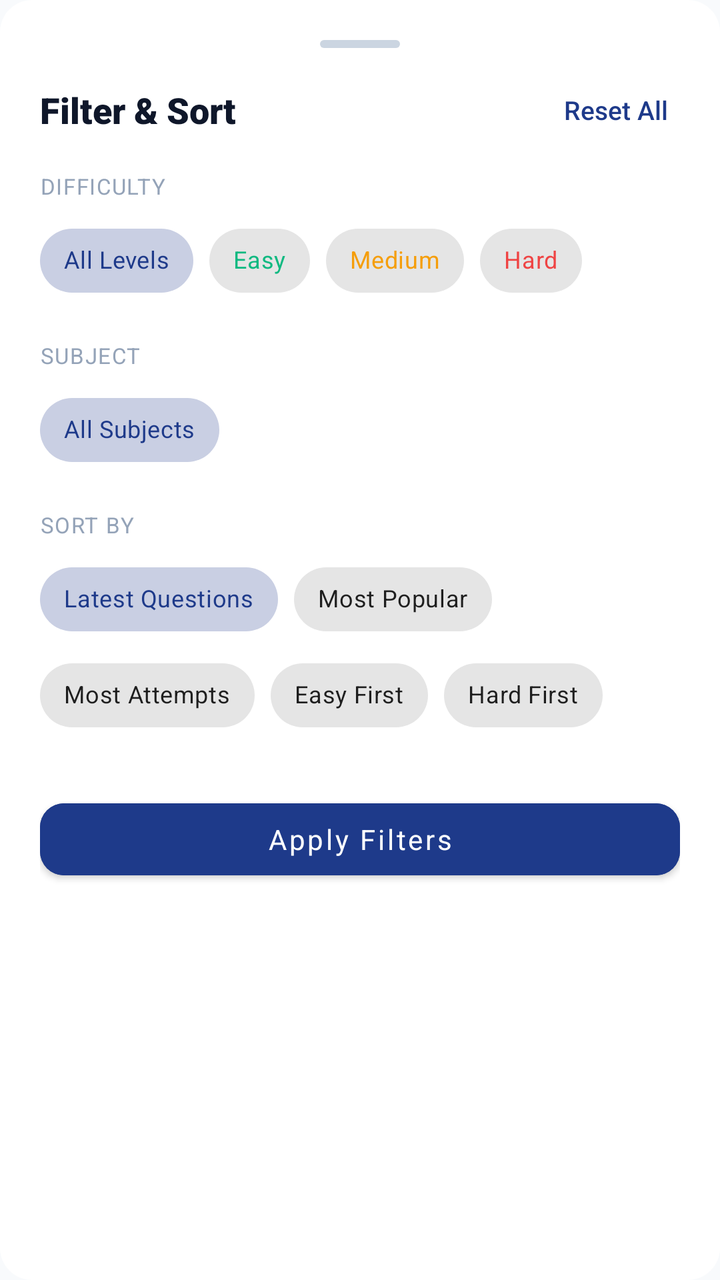
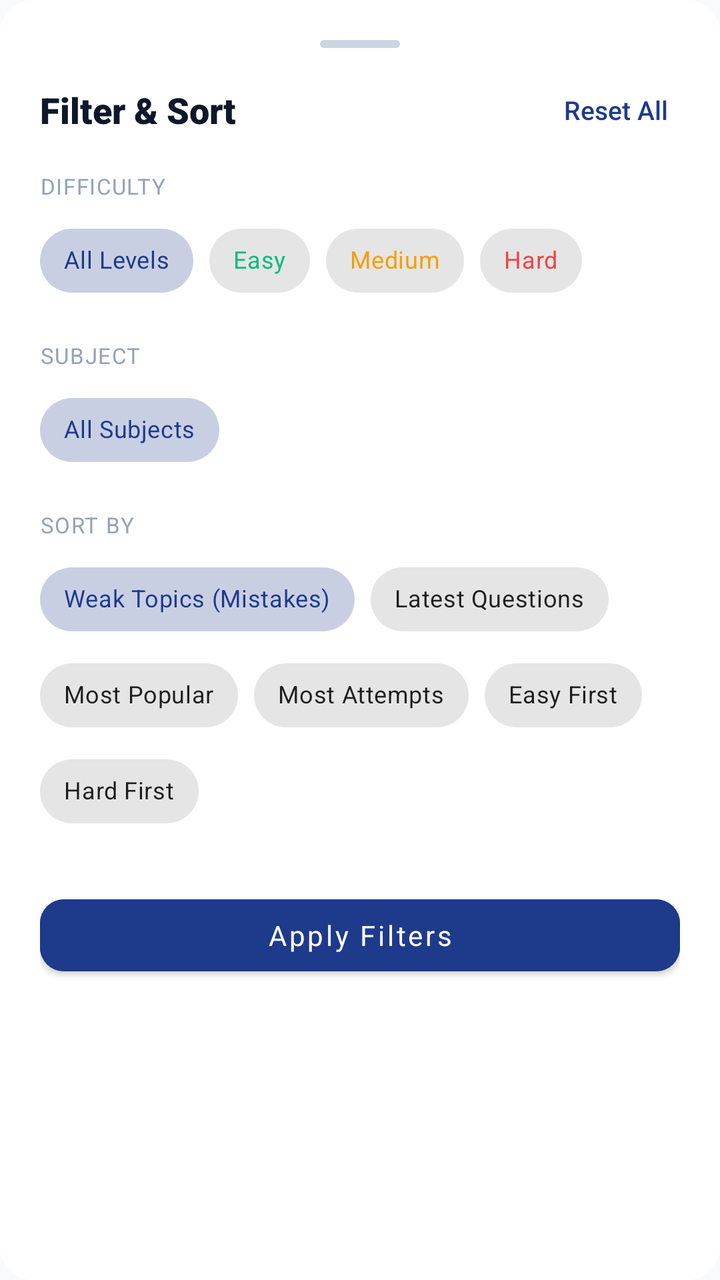

The first picture is an Android layout as it rendered before a commit; the second is the same layout after the commit. The layout source and the unified diff follow.
<!-- AndroidManifest.xml: application theme Theme.GovtExamPrep -->
<!-- res/layout/bottom_sheet_questions_filter.xml -->
<?xml version="1.0" encoding="utf-8"?>
<LinearLayout xmlns:android="http://schemas.android.com/apk/res/android"
    xmlns:app="http://schemas.android.com/apk/res-auto"
    android:layout_width="match_parent"
    android:layout_height="wrap_content"
    android:background="@drawable/bg_dialog_rounded"
    android:backgroundTint="@color/surface"
    android:orientation="vertical"
    android:padding="20dp">

    
    <View
        android:layout_width="40dp"
        android:layout_height="4dp"
        android:layout_gravity="center_horizontal"
        android:layout_marginBottom="16dp"
        android:background="@drawable/bg_dialog_rounded"
        android:backgroundTint="@color/border" />

    
    <LinearLayout
        android:layout_width="match_parent"
        android:layout_height="wrap_content"
        android:gravity="center_vertical"
        android:orientation="horizontal">

        <TextView
            android:layout_width="0dp"
            android:layout_height="wrap_content"
            android:layout_weight="1"
            android:fontFamily="sans-serif-black"
            android:text="Filter &amp; Sort"
            android:textColor="@color/text_primary"
            android:textSize="18sp" />

        <TextView
            android:id="@+id/btnSheetReset"
            android:layout_width="wrap_content"
            android:layout_height="wrap_content"
            android:background="?attr/selectableItemBackground"
            android:fontFamily="sans-serif-medium"
            android:padding="6dp"
            android:text="Reset All"
            android:textColor="@color/primary"
            android:textSize="13sp" />
    </LinearLayout>

    
    <TextView
        android:layout_width="wrap_content"
        android:layout_height="wrap_content"
        android:layout_marginTop="16dp"
        android:fontFamily="sans-serif-bold"
        android:letterSpacing="0.05"
        android:text="DIFFICULTY"
        android:textColor="@color/text_muted"
        android:textSize="11sp" />

    <com.google.android.material.chip.ChipGroup
        android:id="@+id/cgSheetDifficulty"
        android:layout_width="match_parent"
        android:layout_height="wrap_content"
        android:layout_marginTop="6dp"
        app:singleLine="true"
        app:singleSelection="true">

        <com.google.android.material.chip.Chip
            android:id="@+id/chipSheetDiffAll"
            style="@style/Widget.MaterialComponents.Chip.Choice"
            android:layout_width="wrap_content"
            android:layout_height="wrap_content"
            android:checked="true"
            android:text="All Levels"
            android:textSize="12sp" />

        <com.google.android.material.chip.Chip
            android:id="@+id/chipSheetDiffEasy"
            style="@style/Widget.MaterialComponents.Chip.Choice"
            android:layout_width="wrap_content"
            android:layout_height="wrap_content"
            android:text="Easy"
            android:textColor="@color/diff_easy"
            android:textSize="12sp" />

        <com.google.android.material.chip.Chip
            android:id="@+id/chipSheetDiffMedium"
            style="@style/Widget.MaterialComponents.Chip.Choice"
            android:layout_width="wrap_content"
            android:layout_height="wrap_content"
            android:text="Medium"
            android:textColor="@color/diff_medium"
            android:textSize="12sp" />

        <com.google.android.material.chip.Chip
            android:id="@+id/chipSheetDiffHard"
            style="@style/Widget.MaterialComponents.Chip.Choice"
            android:layout_width="wrap_content"
            android:layout_height="wrap_content"
            android:text="Hard"
            android:textColor="@color/diff_hard"
            android:textSize="12sp" />
    </com.google.android.material.chip.ChipGroup>

    
    <TextView
        android:layout_width="wrap_content"
        android:layout_height="wrap_content"
        android:layout_marginTop="16dp"
        android:fontFamily="sans-serif-bold"
        android:letterSpacing="0.05"
        android:text="SUBJECT"
        android:textColor="@color/text_muted"
        android:textSize="11sp" />

    <HorizontalScrollView
        android:layout_width="match_parent"
        android:layout_height="wrap_content"
        android:layout_marginTop="6dp"
        android:overScrollMode="never"
        android:scrollbars="none">

        <com.google.android.material.chip.ChipGroup
            android:id="@+id/cgSheetSubjects"
            android:layout_width="wrap_content"
            android:layout_height="wrap_content"
            app:singleLine="true"
            app:singleSelection="true">

            <com.google.android.material.chip.Chip
                android:id="@+id/chipSheetSubjectAll"
                style="@style/Widget.MaterialComponents.Chip.Choice"
                android:layout_width="wrap_content"
                android:layout_height="wrap_content"
                android:checked="true"
                android:text="All Subjects"
                android:textSize="12sp" />
        </com.google.android.material.chip.ChipGroup>
    </HorizontalScrollView>

    
    <TextView
        android:layout_width="wrap_content"
        android:layout_height="wrap_content"
        android:layout_marginTop="16dp"
        android:fontFamily="sans-serif-bold"
        android:letterSpacing="0.05"
        android:text="SORT BY"
        android:textColor="@color/text_muted"
        android:textSize="11sp" />

    <com.google.android.material.chip.ChipGroup
        android:id="@+id/cgSheetSort"
        android:layout_width="match_parent"
        android:layout_height="wrap_content"
        android:layout_marginTop="6dp"
        app:singleLine="false"
        app:singleSelection="true">

        <com.google.android.material.chip.Chip
            android:id="@+id/chipSheetSortLatest"
            style="@style/Widget.MaterialComponents.Chip.Choice"
            android:layout_width="wrap_content"
            android:layout_height="wrap_content"
            android:checked="true"
            android:text="Latest Questions"
            android:textSize="12sp" />

        <com.google.android.material.chip.Chip
            android:id="@+id/chipSheetSortPopular"
            style="@style/Widget.MaterialComponents.Chip.Choice"
            android:layout_width="wrap_content"
            android:layout_height="wrap_content"
            android:text="Most Popular"
            android:textSize="12sp" />

        <com.google.android.material.chip.Chip
            android:id="@+id/chipSheetSortAttempts"
            style="@style/Widget.MaterialComponents.Chip.Choice"
            android:layout_width="wrap_content"
            android:layout_height="wrap_content"
            android:text="Most Attempts"
            android:textSize="12sp" />

        <com.google.android.material.chip.Chip
            android:id="@+id/chipSheetSortEasyFirst"
            style="@style/Widget.MaterialComponents.Chip.Choice"
            android:layout_width="wrap_content"
            android:layout_height="wrap_content"
            android:text="Easy First"
            android:textSize="12sp" />

        <com.google.android.material.chip.Chip
            android:id="@+id/chipSheetSortHardFirst"
            style="@style/Widget.MaterialComponents.Chip.Choice"
            android:layout_width="wrap_content"
            android:layout_height="wrap_content"
            android:text="Hard First"
            android:textSize="12sp" />
    </com.google.android.material.chip.ChipGroup>

    
    <com.google.android.material.button.MaterialButton
        android:id="@+id/btnSheetApply"
        android:layout_width="match_parent"
        android:layout_height="48dp"
        android:layout_marginTop="24dp"
        android:backgroundTint="@color/primary"
        android:fontFamily="sans-serif-bold"
        android:text="Apply Filters"
        android:textAllCaps="false"
        android:textColor="@color/text_white"
        android:textSize="14sp"
        app:cornerRadius="12dp" />

</LinearLayout>
<!-- resources referenced by this layout -->
<resources>
  <color name="border">#CBD5E1</color>
  <color name="diff_easy">#10B981</color>
  <color name="diff_hard">#EF4444</color>
  <color name="diff_medium">#F59E0B</color>
  <color name="primary">#1E3A8A</color>
  <color name="surface">#FFFFFF</color>
  <color name="text_muted">#94A3B8</color>
  <color name="text_primary">#0F172A</color>
  <color name="text_white">#FFFFFF</color>
  <!-- drawable bg_dialog_rounded (drawable) -->
  <?xml version="1.0" encoding="utf-8"?>
  <shape xmlns:android="http://schemas.android.com/apk/res/android"
      android:shape="rectangle">
      <solid android:color="@color/surface" />
      <corners android:radius="@dimen/corner_radius_lg" />
  </shape>
  <style name="Theme.GovtExamPrep" parent="Theme.MaterialComponents.DayNight.NoActionBar">
          
          <item name="colorPrimary">@color/primary</item>
          <item name="colorPrimaryVariant">@color/primary_variant</item>
          <item name="colorOnPrimary">@color/text_white</item>
          
          <item name="colorSecondary">@color/secondary</item>
          <item name="colorSecondaryVariant">@color/secondary_variant</item>
          <item name="colorOnSecondary">@color/text_white</item>
          
          <item name="android:statusBarColor">?attr/colorPrimaryVariant</item>
          <item name="android:windowBackground">@color/background</item>
  
          
          <item name="textInputStyle">@style/Widget.GovtExam.TextInputLayout</item>
      </style>
  <dimen name="corner_radius_lg">16dp</dimen>
  <color name="primary_variant">#172554</color>
  <color name="secondary">#0D9488</color>
  <color name="secondary_variant">#0F766E</color>
  <color name="background">#F8FAFC</color>
  <style name="Widget.GovtExam.TextInputLayout" parent="Widget.MaterialComponents.TextInputLayout.OutlinedBox">
          <item name="boxStrokeColor">@color/primary</item>
          <item name="boxCornerRadiusTopStart">@dimen/corner_radius_md</item>
          <item name="boxCornerRadiusTopEnd">@dimen/corner_radius_md</item>
          <item name="boxCornerRadiusBottomStart">@dimen/corner_radius_md</item>
          <item name="boxCornerRadiusBottomEnd">@dimen/corner_radius_md</item>
      </style>
  <dimen name="corner_radius_md">10dp</dimen>
</resources>

<!-- the commit's change to res/layout/bottom_sheet_questions_filter.xml (unified diff, before → after) -->
@@ -157,11 +157,19 @@
         app:singleSelection="true">
 
         <com.google.android.material.chip.Chip
+            android:id="@+id/chipSheetSortWeakTopics"
+            style="@style/Widget.MaterialComponents.Chip.Choice"
+            android:layout_width="wrap_content"
+            android:layout_height="wrap_content"
+            android:checked="true"
+            android:text="Weak Topics (Mistakes)"
+            android:textSize="12sp" />
+
+        <com.google.android.material.chip.Chip
             android:id="@+id/chipSheetSortLatest"
             style="@style/Widget.MaterialComponents.Chip.Choice"
             android:layout_width="wrap_content"
             android:layout_height="wrap_content"
-            android:checked="true"
             android:text="Latest Questions"
             android:textSize="12sp" />
 
